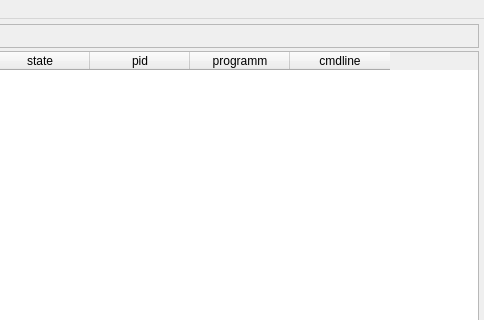
admsasha/qnetstatview, file mainwindow.ui: the form before one commit; both pictures show x 316 to 800 and y 0 to 320 of the 800 by 600 pixel window.
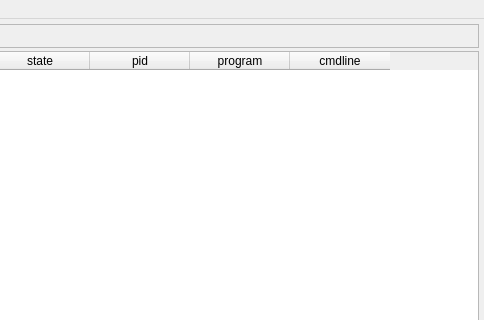
The form after the commit.

```diff
--- a/mainwindow.ui
+++ b/mainwindow.ui
@@ -98,7 +98,7 @@
       </column>
       <column>
        <property name="text">
-        <string>programm</string>
+        <string>program</string>
        </property>
       </column>
       <column>
```
